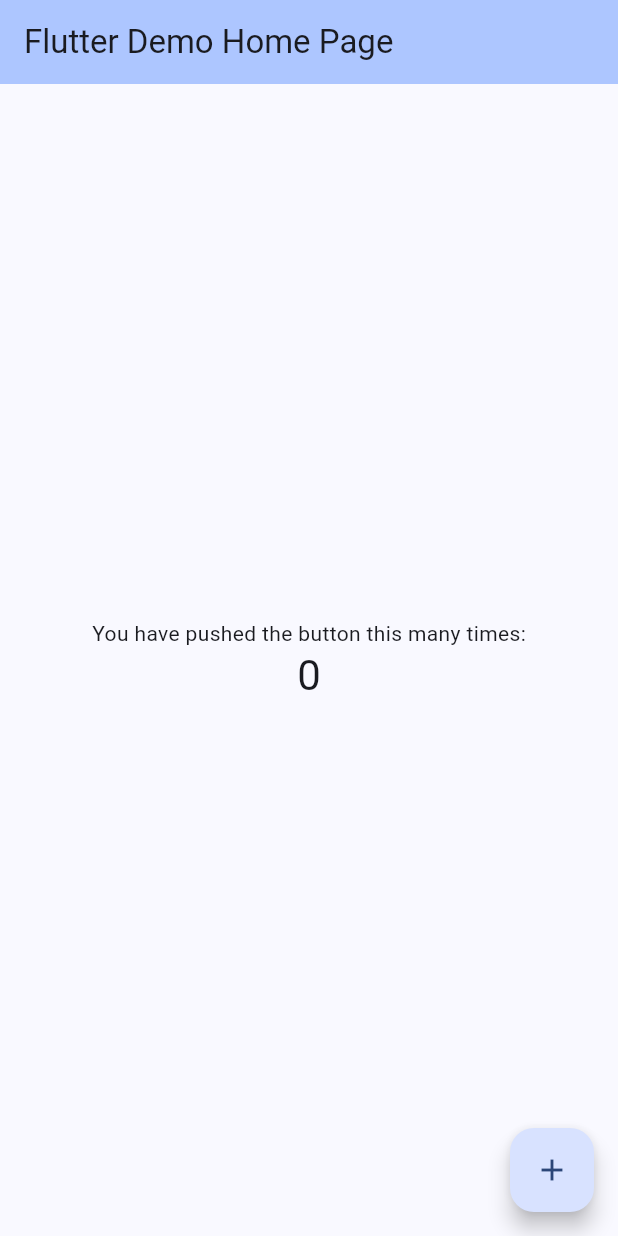
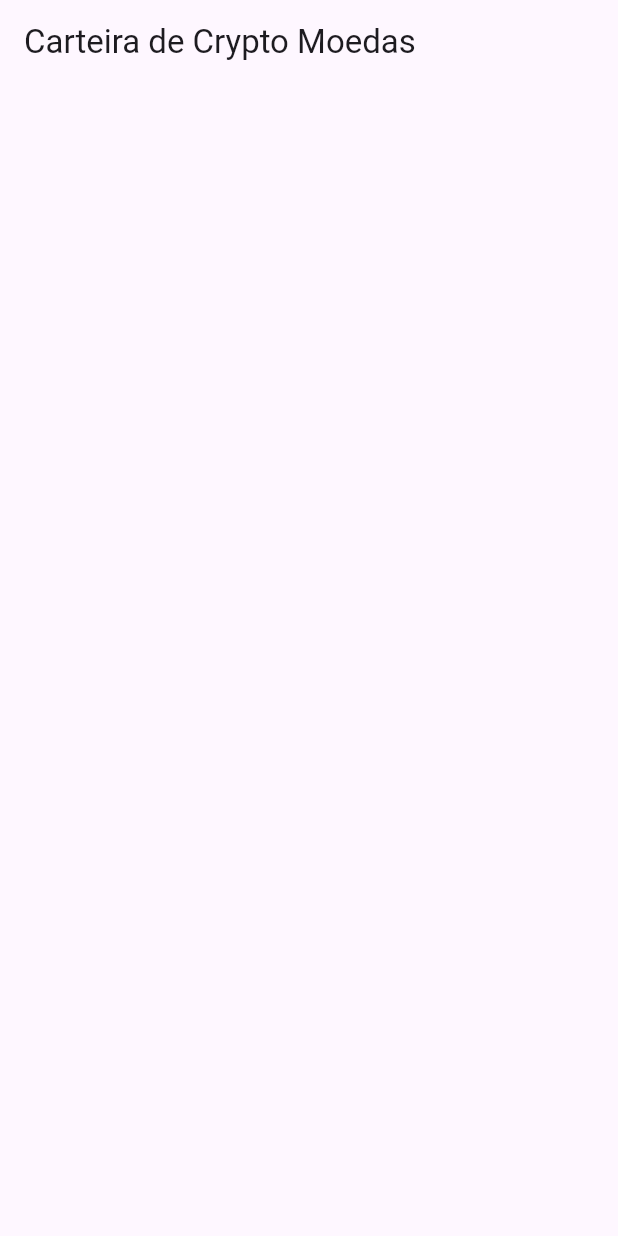
Before and after one commit to PedroBorgonhone/mobile_crypto, a Flutter app: the screen it shows after launch, on a phone screen of 412 x 824 dp. Run offline on Flutter 3.47's test engine with Material 3 defaults, Android fonts, the phone set to English and light mode, and no system bars.

Commit message:
Primeira página criada

```diff
--- a/lib/main.dart
+++ b/lib/main.dart
@@ -1,122 +1,6 @@
 import 'package:flutter/material.dart';
+import 'package:pedropaulo_cryptos/my_app.dart';
 
 void main() {
-  runApp(const MyApp());
+  runApp(MyApp());
 }
-
-class MyApp extends StatelessWidget {
-  const MyApp({super.key});
-
-  // This widget is the root of your application.
-  @override
-  Widget build(BuildContext context) {
-    return MaterialApp(
-      title: 'Flutter Demo',
-      theme: ThemeData(
-        // This is the theme of your application.
-        //
-        // TRY THIS: Try running your application with "flutter run". You'll see
-        // the application has a purple toolbar. Then, without quitting the app,
-        // try changing the seedColor in the colorScheme below to Colors.green
-        // and then invoke "hot reload" (save your changes or press the "hot
-        // reload" button in a Flutter-supported IDE, or press "r" if you used
-        // the command line to start the app).
-        //
-        // Notice that the counter didn't reset back to zero; the application
-        // state is not lost during the reload. To reset the state, use hot
-        // restart instead.
-        //
-        // This works for code too, not just values: Most code changes can be
-        // tested with just a hot reload.
-        colorScheme: ColorScheme.fromSeed(seedColor: Colors.blueAccent),
-      ),
-      home: const MyHomePage(title: 'Flutter Demo Home Page'),
-    );
-  }
-}
-
-class MyHomePage extends StatefulWidget {
-  const MyHomePage({super.key, required this.title});
-
-  // This widget is the home page of your application. It is stateful, meaning
-  // that it has a State object (defined below) that contains fields that affect
-  // how it looks.
-
-  // This class is the configuration for the state. It holds the values (in this
-  // case the title) provided by the parent (in this case the App widget) and
-  // used by the build method of the State. Fields in a Widget subclass are
-  // always marked "final".
-
-  final String title;
-
-  @override
-  State<MyHomePage> createState() => _MyHomePageState();
-}
-
-class _MyHomePageState extends State<MyHomePage> {
-  int _counter = 0;
-
-  void _incrementCounter() {
-    setState(() {
-      // This call to setState tells the Flutter framework that something has
-      // changed in this State, which causes it to rerun the build method below
-      // so that the display can reflect the updated values. If we changed
-      // _counter without calling setState(), then the build method would not be
-      // called again, and so nothing would appear to happen.
-      _counter++;
-    });
-  }
-
-  @override
-  Widget build(BuildContext context) {
-    // This method is rerun every time setState is called, for instance as done
-    // by the _incrementCounter method above.
-    //
-    // The Flutter framework has been optimized to make rerunning build methods
-    // fast, so that you can just rebuild anything that needs updating rather
-    // than having to individually change instances of widgets.
-    return Scaffold(
-      appBar: AppBar(
-        // TRY THIS: Try changing the color here to a specific color (to
-        // Colors.amber, perhaps?) and trigger a hot reload to see the AppBar
-        // change color while the other colors stay the same.
-        backgroundColor: Theme.of(context).colorScheme.inversePrimary,
-        // Here we take the value from the MyHomePage object that was created by
-        // the App.build method, and use it to set our appbar title.
-        title: Text(widget.title),
-      ),
-      body: Center(
-        // Center is a layout widget. It takes a single child and positions it
-        // in the middle of the parent.
-        child: Column(
-          // Column is also a layout widget. It takes a list of children and
-          // arranges them vertically. By default, it sizes itself to fit its
-          // children horizontally, and tries to be as tall as its parent.
-          //
-          // Column has various properties to control how it sizes itself and
-          // how it positions its children. Here we use mainAxisAlignment to
-          // center the children vertically; the main axis here is the vertical
-          // axis because Columns are vertical (the cross axis would be
-          // horizontal).
-          //
-          // TRY THIS: Invoke "debug painting" (choose the "Toggle Debug Paint"
-          // action in the IDE, or press "p" in the console), to see the
-          // wireframe for each widget.
-          mainAxisAlignment: MainAxisAlignment.center,
-          children: <Widget>[
-            const Text('You have pushed the button this many times:'),
-            Text(
-              '$_counter',
-              style: Theme.of(context).textTheme.headlineMedium,
-            ),
-          ],
-        ),
-      ),
-      floatingActionButton: FloatingActionButton(
-        onPressed: _incrementCounter,
-        tooltip: 'Increment',
-        child: const Icon(Icons.add),
-      ), // This trailing comma makes auto-formatting nicer for build methods.
-    );
-  }
-}
--- /dev/null
+++ b/lib/my_app.dart
@@ -0,0 +1,18 @@
+import 'package:flutter/material.dart';
+import 'package:pedropaulo_cryptos/paginas/carteira_moedas.dart';
+
+class MyApp extends StatelessWidget {
+  const MyApp({super.key});
+
+  @override
+  Widget build(BuildContext context) {
+    return MaterialApp(
+      title: 'Cypto Paulo e Pedro',
+      debugShowCheckedModeBanner: false,
+      theme: ThemeData(
+        primarySwatch: Colors.indigo,
+      ),
+      home: CarteiraMoedas(),
+    );
+  }
+}
--- /dev/null
+++ b/lib/paginas/carteira_moedas.dart
@@ -0,0 +1,14 @@
+import 'package:flutter/material.dart';
+
+class CarteiraMoedas extends StatelessWidget{
+  const CarteiraMoedas({super.key});
+
+  @override
+  Widget build (BuildContext context){
+    return Scaffold(
+      appBar: AppBar (
+        title: Text('Carteira de Crypto Moedas'),
+      ),
+    );
+  }
+}
```
Also changed, not shown: 9 other files.
